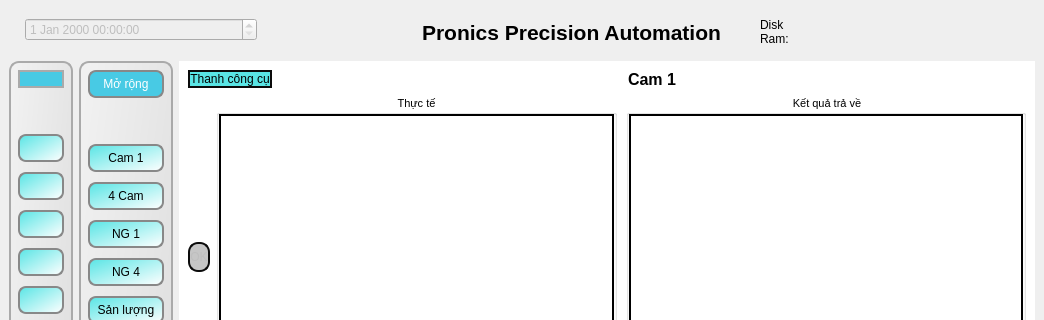
BingKeyelse/Duy-Nguyen-Project, file update_main_gui.ui: the form before one commit; both pictures show x 0 to 1044 and y 0 to 320 of the 1044 by 764 pixel window.
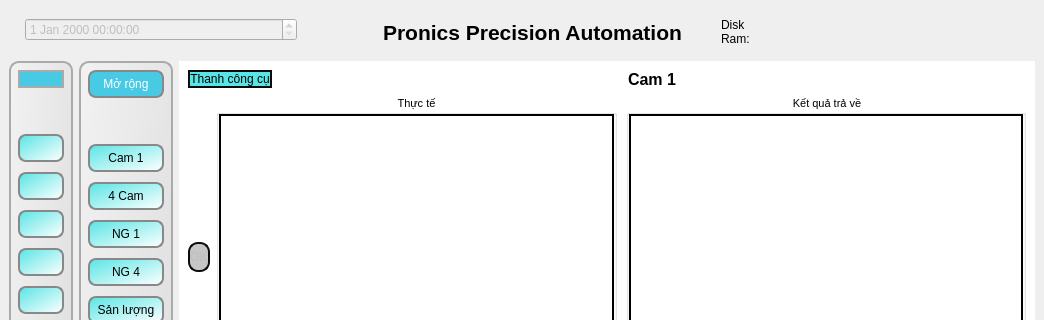
The form after the commit. Icons and pictures are not drawn.

Diff of the .ui file:
```diff
--- a/update_main_gui.ui
+++ b/update_main_gui.ui
@@ -1283,7 +1283,7 @@
     <item row="0" column="0">
      <widget class="QWidget" name="window_header" native="true">
       <property name="sizePolicy">
-       <sizepolicy hsizetype="Expanding" vsizetype="Minimum">
+       <sizepolicy hsizetype="Minimum" vsizetype="Minimum">
         <horstretch>0</horstretch>
         <verstretch>0</verstretch>
        </sizepolicy>
@@ -1328,11 +1328,11 @@
           <enum>Qt::Horizontal</enum>
          </property>
          <property name="sizeType">
-          <enum>QSizePolicy::Minimum</enum>
+          <enum>QSizePolicy::Fixed</enum>
          </property>
          <property name="sizeHint" stdset="0">
           <size>
-           <width>159</width>
+           <width>80</width>
            <height>20</height>
           </size>
          </property>
@@ -1361,7 +1361,7 @@
           <enum>Qt::Horizontal</enum>
          </property>
          <property name="sizeType">
-          <enum>QSizePolicy::Minimum</enum>
+          <enum>QSizePolicy::Fixed</enum>
          </property>
          <property name="sizeHint" stdset="0">
           <size>
@@ -1415,7 +1415,7 @@
           <enum>Qt::Horizontal</enum>
          </property>
          <property name="sizeType">
-          <enum>QSizePolicy::Minimum</enum>
+          <enum>QSizePolicy::Preferred</enum>
          </property>
          <property name="sizeHint" stdset="0">
           <size>
```
